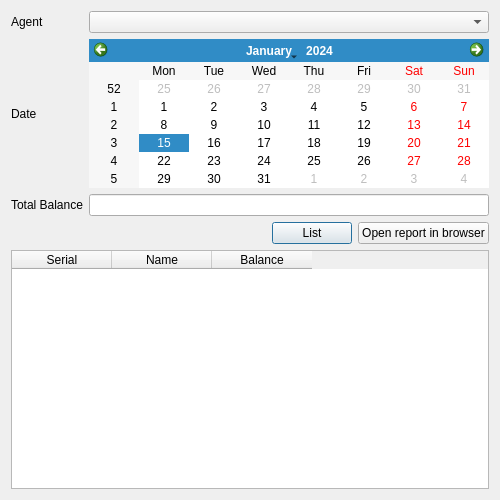
Above: forms/DaybookBalanceDialog.ui from alanhaggai/Daily-Collection before the change. Below: the same form after it.
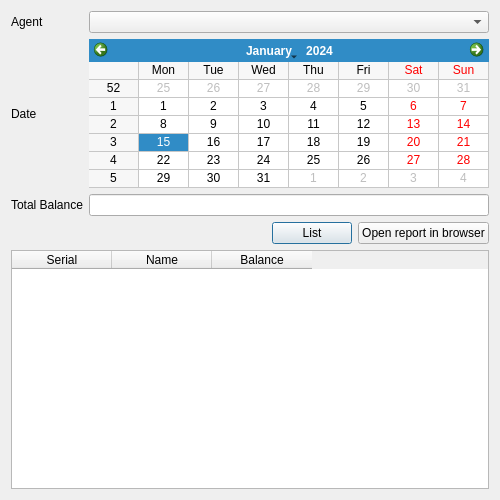
That is the form after the change.

Patch:
```diff
--- a/forms/DaybookBalanceDialog.ui
+++ b/forms/DaybookBalanceDialog.ui
@@ -43,6 +43,9 @@
        <verstretch>0</verstretch>
       </sizepolicy>
      </property>
+     <property name="gridVisible">
+      <bool>true</bool>
+     </property>
     </widget>
    </item>
    <item row="2" column="0">
```
Left out of the diff: 12 changed lines with no effect on the pictures.
